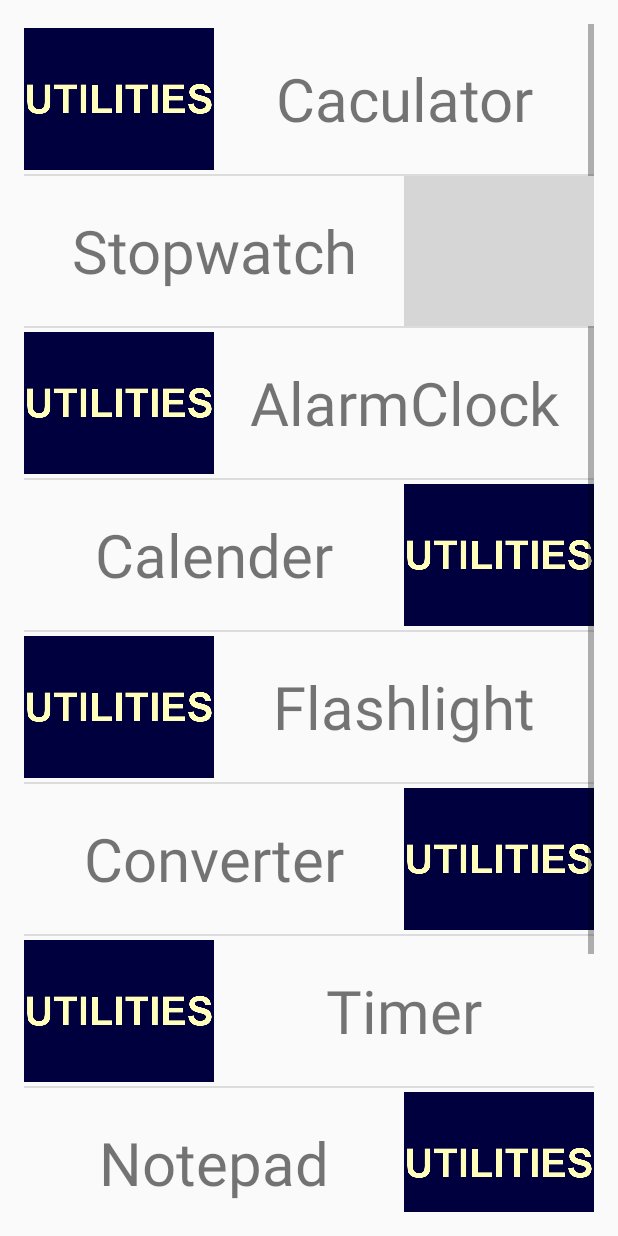
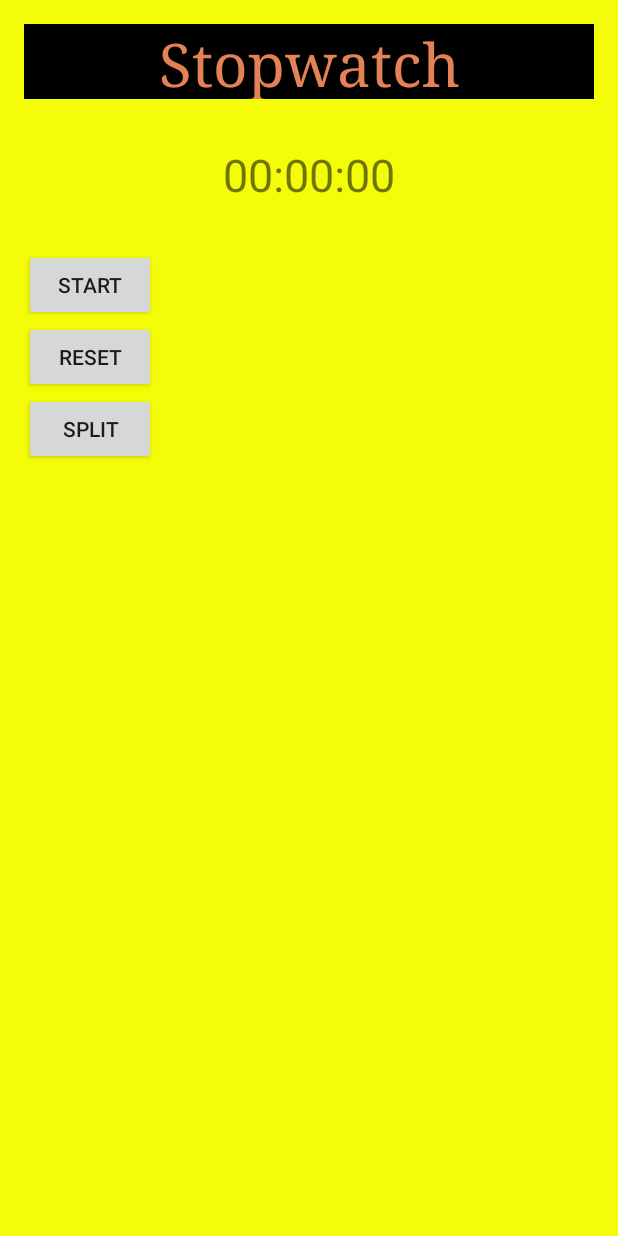
Before and after one commit to king-22/git-test, an Android app: the screen it shows after launch (Main2Activity before the commit, Stopwatch_Activity after it), after a tap on "Stopwatch", on a phone screen of 412 x 824 dp. Run offline under Robolectric (Android 15) with nearby library versions, the phone set to English and light mode, and no system bars; grey boxes are pictures that could not be loaded.

Commit message:
Functions added

```diff
--- a/app/src/main/java/com/example/jyotirmay/utilities/MainActivity.java
+++ b/app/src/main/java/com/example/jyotirmay/utilities/MainActivity.java
@@ -20,6 +20,6 @@ public class MainActivity extends Activity {
                 startActivity(i);
                 finish();
             }
-            } , 4000);
+            } , 2000);
         }
     }
--- /dev/null
+++ b/app/src/main/java/com/example/jyotirmay/utilities/Stopwatch_Activity.java
@@ -0,0 +1,137 @@
+package com.example.jyotirmay.utilities;
+
+import android.app.Activity;
+import android.graphics.Color;
+import android.os.Handler;
+import android.os.SystemClock;
+import android.os.Bundle;
+import android.view.View;
+import android.widget.ArrayAdapter;
+import android.widget.Button;
+import android.widget.ListView;
+import android.widget.TextView;
+
+import java.util.ArrayList;
+
+public class Stopwatch_Activity extends Activity {
+    Button START,RESET , SPLIT;
+    TextView TIME;
+    ListView LV_Timings;
+    ArrayList listitems ;
+    ArrayAdapter<String> adapter;
+    long starttime = 0L;
+    long timeInMilliseconds = 0L;
+    long timeSwapBuff = 0L;
+    long updatedtime = 0L;
+    int t = 1;
+    int secs = 0;
+    int mins = 0;
+    int milliseconds = 0;
+    Handler handler = new Handler();
+
+    @Override
+    protected void onCreate(Bundle savedInstanceState) {
+        super.onCreate(savedInstanceState);
+
+        listitems = new ArrayList<String> ();
+
+        setContentView(R.layout.activity_stopwatch);
+        START = (Button) findViewById(R.id.start_but);
+        RESET = (Button) findViewById(R.id.reset_btn);
+        SPLIT = (Button) findViewById(R.id.split_btn);
+        TIME = (TextView) findViewById(R.id.tv_count);
+        LV_Timings = (ListView) findViewById(R.id.lv_stopwatch);
+        adapter = new ArrayAdapter<String>(this,android.R.layout.simple_list_item_1,listitems);
+        LV_Timings.setAdapter(adapter);
+
+
+
+        final Runnable updateTimer = new Runnable() {
+
+            public void run() {
+
+                timeInMilliseconds = SystemClock.uptimeMillis() - starttime;
+
+                updatedtime = timeSwapBuff + timeInMilliseconds;
+
+                secs = (int) (updatedtime / 1000);
+                mins = secs / 60;
+                secs = secs % 60;
+                milliseconds = (int) (updatedtime % 1000);
+                TIME.setText("" + mins + ":" + String.format("%02d", secs) + ":"
+                        + String.format("%03d", milliseconds));
+                TIME.setTextColor(Color.RED);
+                handler.postDelayed(this, 0);
+            }
+
+
+        };
+
+        START.setOnClickListener(new View.OnClickListener() {
+
+            @Override
+            public void onClick(View v) {
+// TODO Auto-generated method stub
+
+                if (t == 1) {
+
+//timer will start
+                    START.setText("Pause");
+                    starttime = SystemClock.uptimeMillis();
+                    handler.postDelayed(updateTimer, 0);
+                    t = 0;
+                } else {
+//timer will pause
+                    START.setText("Start");
+                    TIME.setTextColor(Color.BLUE);
+                    timeSwapBuff += timeInMilliseconds;
+                    handler.removeCallbacks(updateTimer);
+                    t = 1;
+                }
+
+            }
+        });
+
+        RESET.setOnClickListener(new View.OnClickListener() {
+
+            @Override
+            public void onClick(View v) {
+
+                starttime = 0L;
+                timeInMilliseconds = 0L;
+                timeSwapBuff = 0L;
+                updatedtime = 0L;
+                t = 1;
+                secs = 0;
+                mins = 0;
+                milliseconds = 0;
+                START.setText("START");
+                handler.removeCallbacks(updateTimer);
+                TIME.setText("00:00:00");
+                adapter.clear();
+                adapter.notifyDataSetChanged();
+
+            }});
+
+        SPLIT.setOnClickListener(new View.OnClickListener() {
+            @Override
+            public void onClick(View view) {
+
+                if(t==0) {
+                    listitems.add("" + mins + ":" + String.format("%02d", secs) + ":"
+                            + String.format("%03d", milliseconds));
+
+                    adapter.notifyDataSetChanged();
+                }
+
+            }
+        });
+
+
+
+
+
+    }
+
+
+        }
--- a/app/src/main/java/com/example/jyotirmay/utilities/Utils.java
+++ b/app/src/main/java/com/example/jyotirmay/utilities/Utils.java
@@ -18,17 +18,16 @@ public class Utils {
 
 
     public static ArrayList<Util> getUtils() {
-        ArrayList<Utils.Util> UTIL = new ArrayList<>(10);
-        UTIL.add(new Util("Caculator",R.drawable.uti1));
+        ArrayList<Utils.Util> UTIL = new ArrayList<>(9);
+        UTIL.add(new Util("Caculator",R.drawable.calculator));
         UTIL.add(new Util("Stopwatch",R.drawable.stopwatch));
-        UTIL.add(new Util("AlarmClock",R.drawable.uti1));
-        UTIL.add(new Util("Calender",R.drawable.uti1));
-        UTIL.add(new Util("Flashlight",R.drawable.uti1));
-        UTIL.add(new Util("Converter",R.drawable.uti1));
-        UTIL.add(new Util("Timer",R.drawable.uti1));
-        UTIL.add(new Util("Notepad",R.drawable.uti1));
-        UTIL.add(new Util("Dictionary",R.drawable.uti1));
-        UTIL.add(new Util("ETC",R.drawable.uti1));
+        UTIL.add(new Util("AlarmClock",R.drawable.alarm));
+        UTIL.add(new Util("To-Do List",R.drawable.todo));
+        UTIL.add(new Util("Notepad",R.drawable.notepad));
+        UTIL.add(new Util("Flashlight",R.drawable.flashlight));
+        UTIL.add(new Util("Calender",R.drawable.calender));
+        UTIL.add(new Util("Dictionary",R.drawable.dictionary));
+        UTIL.add(new Util("ETC",R.drawable.etc));
         return UTIL;
 
     }
--- a/app/src/main/res/layout/activity_calc.xml
+++ b/app/src/main/res/layout/activity_calc.xml
@@ -7,6 +7,7 @@
     android:paddingLeft="@dimen/activity_horizontal_margin"
     android:paddingRight="@dimen/activity_horizontal_margin"
     android:paddingTop="@dimen/activity_vertical_margin"
+    android:background="@color/purple"
     tools:context="com.example.jyotirmay.utilities.CALCActivity">
     <EditText
         android:layout_width="match_parent"
--- /dev/null
+++ b/app/src/main/res/layout/activity_stopwatch.xml
@@ -0,0 +1,59 @@
+<?xml version="1.0" encoding="utf-8"?>
+<LinearLayout xmlns:android="http://schemas.android.com/apk/res/android"
+    xmlns:tools="http://schemas.android.com/tools"
+    android:layout_width="match_parent"
+    android:layout_height="match_parent"
+    android:orientation="vertical"
+    android:paddingBottom="@dimen/activity_vertical_margin"
+    android:paddingLeft="@dimen/activity_horizontal_margin"
+    android:paddingRight="@dimen/activity_horizontal_margin"
+    android:paddingTop="@dimen/activity_vertical_margin"
+    android:background="@color/yellow"
+    tools:context="com.example.jyotirmay.utilities.Stopwatch_Activity">
+
+    <TextView
+        android:layout_width="match_parent"
+        android:layout_height="50dp"
+        android:text="Stopwatch"
+        android:textSize="40sp"
+        android:textAlignment="center"
+        android:fontFamily="serif"
+        android:textColor="@color/mycolor"
+        android:background="@android:color/black"
+        />
+
+    <TextView
+        android:layout_width="match_parent"
+        android:layout_height="100dp"
+        android:text="00:00:00"
+        android:id="@+id/tv_count"
+        android:textSize="30sp"
+        android:padding="30dp"
+        android:textAlignment="center">
+
+    </TextView>
+
+    <Button
+        android:layout_width="wrap_content"
+        android:layout_height="wrap_content"
+        android:text="START"
+        android:id="@+id/start_but"
+        />
+    <Button
+        android:layout_width="wrap_content"
+        android:layout_height="wrap_content"
+        android:text="RESET"
+        android:id="@+id/reset_btn"/>
+    <Button
+        android:layout_width="wrap_content"
+        android:layout_height="wrap_content"
+        android:text="SPLIT"
+        android:id="@+id/split_btn"/>
+
+    <ListView
+        android:layout_width="match_parent"
+        android:layout_height="wrap_content"
+        android:id="@+id/lv_stopwatch"></ListView>
+
+
+</LinearLayout>
--- a/app/src/main/res/layout/list_view1.xml
+++ b/app/src/main/res/layout/list_view1.xml
@@ -1,7 +1,8 @@
 <?xml version="1.0" encoding="utf-8"?>
 <LinearLayout xmlns:android="http://schemas.android.com/apk/res/android"
     android:orientation="horizontal" android:layout_width="match_parent"
-    android:layout_height="match_parent">
+    android:layout_height="match_parent"
+    android:background="@color/blue">
 
    <ImageView
        android:layout_width="100dp"
--- a/app/src/main/res/layout/list_view2.xml
+++ b/app/src/main/res/layout/list_view2.xml
@@ -1,7 +1,8 @@
 <?xml version="1.0" encoding="utf-8"?>
 <LinearLayout xmlns:android="http://schemas.android.com/apk/res/android"
     android:orientation="horizontal" android:layout_width="match_parent"
-    android:layout_height="match_parent">
+    android:layout_height="match_parent"
+    android:background="@color/mycolor">
 
     <TextView
         android:layout_width="0dp"
--- a/app/src/main/res/values/colors.xml
+++ b/app/src/main/res/values/colors.xml
@@ -4,4 +4,8 @@
     <color name="colorPrimaryDark">#303F9F</color>
     <color name="colorAccent">#FF4081</color>
     <color name="blue">#047cb9</color>
+    <color name="mycolor">#e28255</color>
+    <color name="yellow">#f4fc08</color>
+    <color name="purple">#736396</color>
+
 </resources>
```
Also changed, not shown: app/src/main/AndroidManifest.xml (+13 -2 lines), app/src/main/java/com/example/jyotirmay/utilities/AlarmActivity.java (added, +115 -0 lines), app/src/main/java/com/example/jyotirmay/utilities/FlashLightActivity.java (added, +130 -0 lines), app/src/main/java/com/example/jyotirmay/utilities/Main2Activity.java (+20 -1 lines), app/src/main/java/com/example/jyotirmay/utilities/NotePadActivity.java (added, +45 -0 lines), app/src/main/res/drawable/custom_et.xml (added, +17 -0 lines), app/src/main/res/layout/activity_alarm2.xml (added, +58 -0 lines), app/src/main/res/layout/activity_flash_light.xml (added, +25 -0 lines), app/src/main/res/layout/activity_notepad.xml (added, +20 -0 lines).
